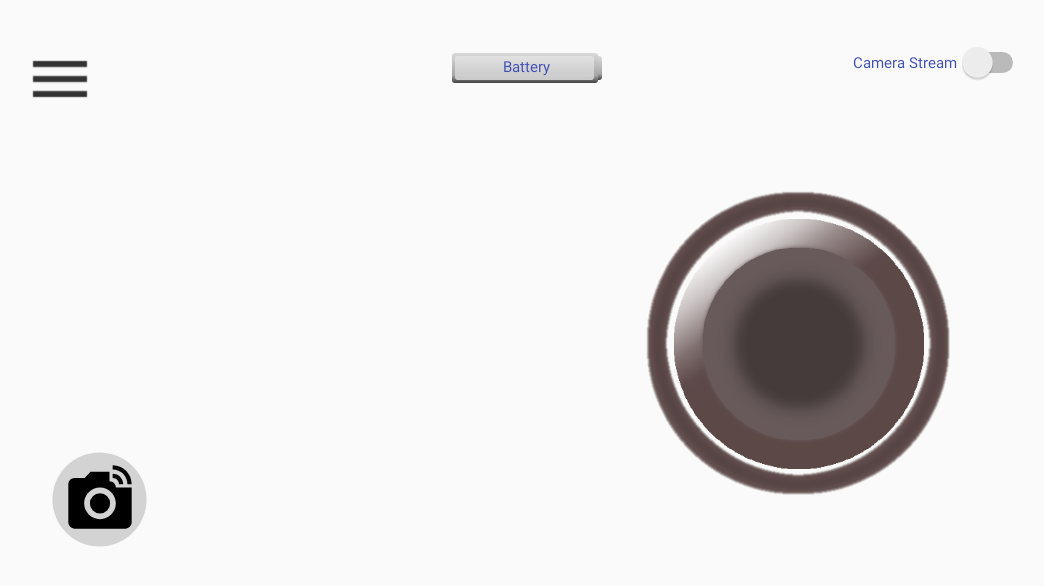
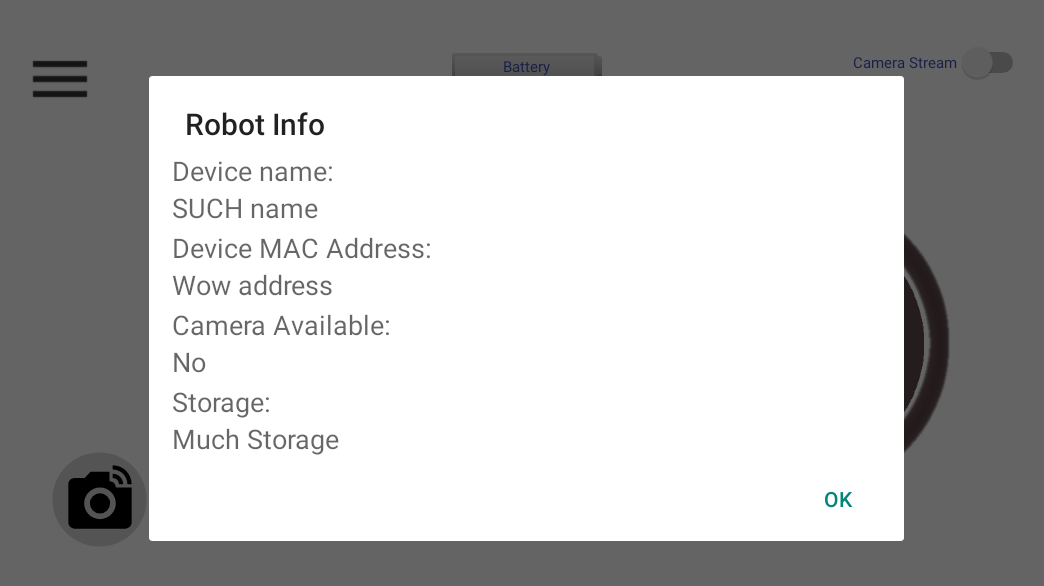
Before and after one commit to Woobs8/BachelorGoGo_RoboGoGo_Remote_Control, an Android app: the ControlActivity screen opened directly, with no data from a screen before it, after a tap on "Device Information", on a phone screen of 824 x 412 dp (held sideways). Shown: the top 586 px of the screen, without its empty margins (91-1135 px from the left). Run offline under Robolectric (Android 15) with nearby library versions, the phone set to English and light mode, and no system bars; 2 other taps on this screen came first.

Commit message:
Added disconnect choice in ControlActivity Drawer. missing still to call disconnect on WifiService

```diff
--- a/app/src/main/AndroidManifest.xml
+++ b/app/src/main/AndroidManifest.xml
@@ -26,6 +26,10 @@
                 <category android:name="android.intent.category.LAUNCHER" />
             </intent-filter>
         </activity>
+        <activity
+            android:name=".SettingsActivity"
+            android:label="SettingsActivity"
+            android:screenOrientation="portrait"></activity>
 
         <service
             android:name=".WiFiDirectService"
--- a/app/src/main/java/bachelorgogo/com/robotcontrolapp/ControlActivity.java
+++ b/app/src/main/java/bachelorgogo/com/robotcontrolapp/ControlActivity.java
@@ -67,6 +67,7 @@ public class ControlActivity extends AppCompatActivity
         // thus single click back is being disabled to ensure no false back press.
 
         if (BACK_PRESSED_ONCE) {
+            // TODO - mService.disconnectFromDevice()
             super.onBackPressed();
             // Maybe back to connected screen instead super should implement this when connect activity is main.
             // for development reasons contrl/
@@ -113,14 +114,22 @@ public class ControlActivity extends AppCompatActivity
 
         }
         else if (id == R.id.nav_information) {
-            Toast.makeText(this, "Information Clicked", Toast.LENGTH_SHORT).show();
+            //Toast.makeText(this, "Information Clicked", Toast.LENGTH_SHORT).show();
+            // TODO - put real data into dialog
+            showDeviceInfoDialog("SUCH name", "Wow address", "Much Storage", false);
         }
         else if (id == R.id.nav_settings) {
-            Toast.makeText(this, "SettingsClicked", Toast.LENGTH_SHORT).show();
+            //Toast.makeText(this, "SettingsClicked", Toast.LENGTH_SHORT).show();
+            Intent settingsIntent = new Intent(ControlActivity.this, SettingsActivity.class);
+            startActivity(settingsIntent);
         }
         else if (id == R.id.nav_help) {
             Intent startControlActivity = new Intent(ControlActivity.this, HelpActivity.class);
             startActivity(startControlActivity);
+        }
+        else if (id == R.id.nav_disconnect) {
+            // TODO - mService.disconnectFromDevice()
+            finish();
         }
 
         DrawerLayout drawer = (DrawerLayout) findViewById(R.id.drawer_layout);
--- a/app/src/main/java/bachelorgogo/com/robotcontrolapp/DeviceInfoDialogFragment.java
+++ b/app/src/main/java/bachelorgogo/com/robotcontrolapp/DeviceInfoDialogFragment.java
@@ -49,10 +49,10 @@ public class DeviceInfoDialogFragment extends AppCompatDialogFragment {
     public Dialog onCreateDialog(Bundle savedInstanceState) {
         Bundle arguments = getArguments();
         if(arguments != null) {
-            setmDeviceName(arguments.getString(ControlFragment.DEVICE_NAME_STRING));
-            setmDeviceAddress(arguments.getString(ControlFragment.DEVICE_ADDRESS_STRING));
-            setmDeviceStorageSpace(arguments.getString(ControlFragment.DEVICE_STORAGE_STRING));
-            setmDeviceCameraAvailable(arguments.getBoolean(ControlFragment.DEVICE_CAMERA_BOOL));
+            setmDeviceName(arguments.getString(ControlActivity.DEVICE_NAME_STRING));
+            setmDeviceAddress(arguments.getString(ControlActivity.DEVICE_ADDRESS_STRING));
+            setmDeviceStorageSpace(arguments.getString(ControlActivity.DEVICE_STORAGE_STRING));
+            setmDeviceCameraAvailable(arguments.getBoolean(ControlActivity.DEVICE_CAMERA_BOOL));
         }
         AlertDialog.Builder builder = new AlertDialog.Builder(getActivity());
         LayoutInflater inflater = getActivity().getLayoutInflater();
--- /dev/null
+++ b/app/src/main/res/drawable/ic_menu_disconnect.xml
@@ -0,0 +1,9 @@
+<vector xmlns:android="http://schemas.android.com/apk/res/android"
+        android:width="24dp"
+        android:height="24dp"
+        android:viewportWidth="24.0"
+        android:viewportHeight="24.0">
+    <path
+        android:fillColor="#FF000000"
+        android:pathData="M17.56,14.24c0.28,-0.69 0.44,-1.45 0.44,-2.24 0,-3.31 -2.69,-6 -6,-6 -0.79,0 -1.55,0.16 -2.24,0.44l1.62,1.62c0.2,-0.03 0.41,-0.06 0.62,-0.06 2.21,0 4,1.79 4,4 0,0.21 -0.02,0.42 -0.05,0.63l1.61,1.61zM12,4c4.42,0 8,3.58 8,8 0,1.35 -0.35,2.62 -0.95,3.74l1.47,1.47C21.46,15.69 22,13.91 22,12c0,-5.52 -4.48,-10 -10,-10 -1.91,0 -3.69,0.55 -5.21,1.47l1.46,1.46C9.37,4.34 10.65,4 12,4zM3.27,2.5L2,3.77l2.1,2.1C2.79,7.57 2,9.69 2,12c0,3.7 2.01,6.92 4.99,8.65l1,-1.73C5.61,17.53 4,14.96 4,12c0,-1.76 0.57,-3.38 1.53,-4.69l1.43,1.44C6.36,9.68 6,10.8 6,12c0,2.22 1.21,4.15 3,5.19l1,-1.74c-1.19,-0.7 -2,-1.97 -2,-3.45 0,-0.65 0.17,-1.25 0.44,-1.79l1.58,1.58L10,12c0,1.1 0.9,2 2,2l0.21,-0.02 0.01,0.01 7.51,7.51L21,20.23 4.27,3.5l-1,-1z"/>
+</vector>
--- a/app/src/main/res/layout/device_info_dialog.xml
+++ b/app/src/main/res/layout/device_info_dialog.xml
@@ -12,7 +12,7 @@
         android:layout_alignParentStart="true"
         android:layout_marginLeft="15dp"
         android:layout_marginStart="15dp"
-        android:layout_marginTop="15dp"
+        android:layout_marginTop="5dp"
         android:id="@+id/tvDeviceName"
         android:textAppearance="@style/TextAppearance.AppCompat.Medium" />
 
@@ -41,7 +41,7 @@
         android:layout_height="wrap_content"
         android:id="@+id/tvStorage"
         android:textAppearance="@style/TextAppearance.AppCompat.Medium"
-        android:layout_marginTop="10dp"
+        android:layout_marginTop="2dp"
         android:layout_below="@+id/tvCameraYesNo"
         android:layout_alignLeft="@+id/tvDeviceNameHere"
         android:layout_alignStart="@+id/tvDeviceNameHere"
@@ -62,7 +62,7 @@
         android:layout_height="wrap_content"
         android:id="@+id/tvAddress"
         android:textAppearance="@style/TextAppearance.AppCompat.Medium"
-        android:layout_marginTop="10dp"
+        android:layout_marginTop="2dp"
         android:layout_below="@+id/tvDeviceNameHere"
         android:layout_alignLeft="@+id/tvDeviceNameHere"
         android:layout_alignStart="@+id/tvDeviceNameHere"
@@ -82,7 +82,7 @@
         android:text="@string/text_camera_available"
         android:layout_width="wrap_content"
         android:layout_height="wrap_content"
-        android:layout_marginTop="10dp"
+        android:layout_marginTop="2dp"
         android:id="@+id/tvCameraAvailable"
         android:textAppearance="@style/TextAppearance.AppCompat.Medium"
         android:layout_below="@+id/tvIpAddressHere"
--- a/app/src/main/res/menu/activity_control_drawer.xml
+++ b/app/src/main/res/menu/activity_control_drawer.xml
@@ -5,15 +5,19 @@
         <item
             android:id="@+id/nav_information"
             android:icon="@drawable/ic_menu_information"
-            android:title="Device Information" />
+            android:title="@string/text_device_info" />
         <item
             android:id="@+id/nav_settings"
             android:icon="@drawable/ic_menu_manage"
-            android:title="Setting" />
+            android:title="@string/text_settings" />
         <item
             android:id="@+id/nav_help"
             android:icon="@drawable/ic_menu_help"
-            android:title="Help" />
+            android:title="@string/text_help" />
+        <item
+            android:id="@+id/nav_disconnect"
+            android:icon="@drawable/ic_menu_disconnect"
+            android:title="@string/text_disconnect" />
     </group>
 
 </menu>
--- a/app/src/main/res/values/strings.xml
+++ b/app/src/main/res/values/strings.xml
@@ -13,6 +13,10 @@
     <string name="text_ok">Ok</string>
     <string name="text_yes">Yes</string>
     <string name="text_no">No</string>
+    <string name="text_disconnect">Disconnect</string>
+    <string name="text_help">Help</string>
+    <string name="text_settings">Settings</string>
+    <string name="text_device_info">Device Information</string>
 
     <string name="navigation_drawer_open">Open navigation drawer</string>
     <string name="navigation_drawer_close">Close navigation drawer</string>
@@ -27,11 +31,10 @@
         on the Robot through the App.
         \n
         \n
-        Using the Drawer Menu by swiping in from the right side of the phone or psuhing the menu button,
+        Using the Drawer Menu by swiping in from the right side of the phone or pushing the menu button,
         the user will be shown the choices to enter: \n\n
         1) Information \n
-        In this menu the user will be shown information regarding the Robot such as - Firmware version,
-        Camera Storage, Battery, etc.\n\n
+        In this menu the user will be shown information regarding the Robot such as - storagespace, MAC-address etc.\n\n
         2) Settings \n
         In this menu the user will be able to change specific settings on the robot and in the App.
         Settings could be changing - The Robot name, Video Quality, Driving modes, etc. \n\n
@@ -47,4 +50,5 @@
     </string>
     <string name="text_camera_available">Camera Available:</string>
     <string name="text_storage">Storage:</string>
+    <string name="text_button_to_control">Go to ControlActivity</string>
 </resources>
```
Also changed, not shown: app/src/main/java/bachelorgogo/com/robotcontrolapp/ConnectActivity.java (+8 -0 lines), app/src/main/res/layout-land/activity_connect.xml (+10 -2 lines), app/src/main/res/layout/activity_connect.xml (+9 -0 lines).
